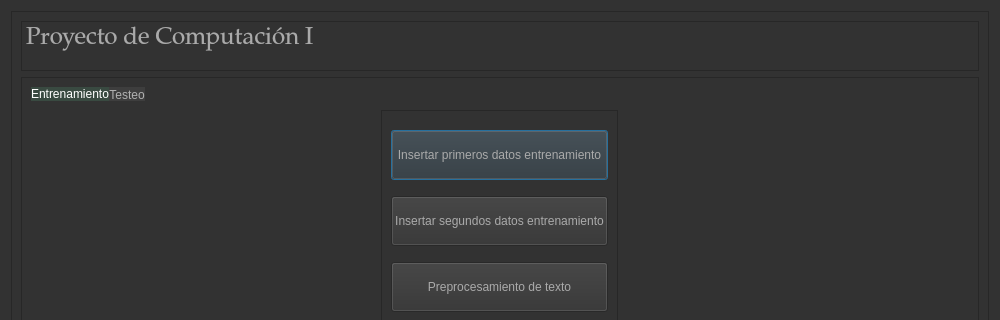
Old version of the form main.ui in the repository clxudiajazmin/Clasificador-de-noticias; both pictures show x 0 to 1000 and y 0 to 320 of the 1000 by 600 pixel window.
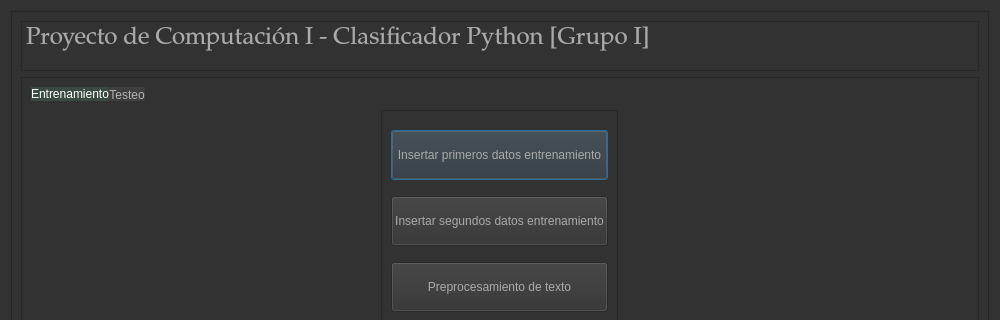
New version of the form. The open tabs and pages were chosen to show the change.

Patch:
```diff
--- a/main.ui
+++ b/main.ui
@@ -328,7 +328,7 @@
          <bool>false</bool>
         </property>
         <property name="plainText">
-         <string>Proyecto de Computación I</string>
+         <string>Proyecto de Computación I - Clasificador Python [Grupo I]</string>
         </property>
        </widget>
       </item>
```
Left out of the diff: 2 changed lines with no effect on the pictures.
